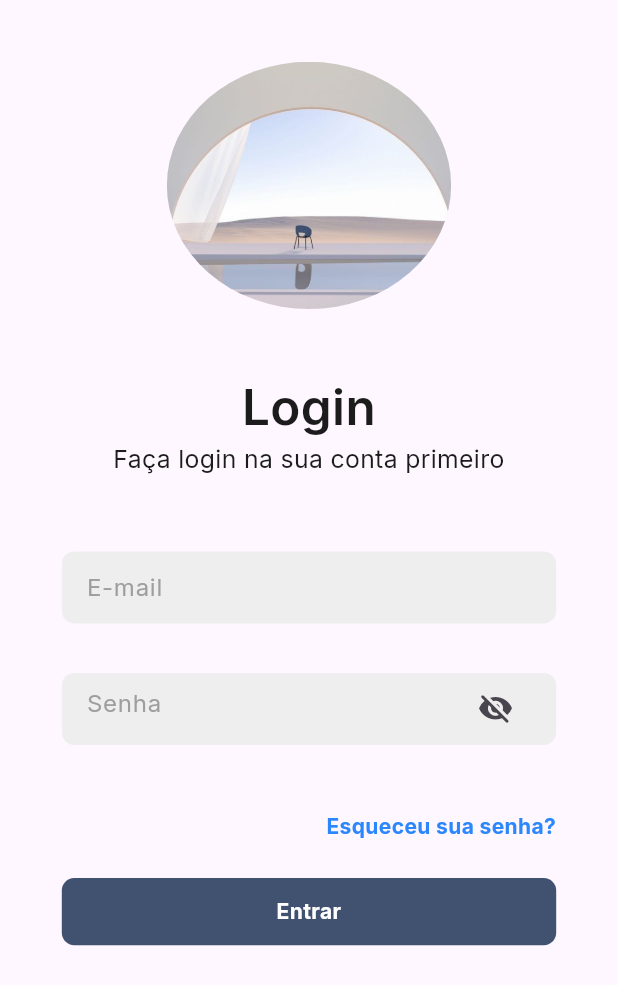
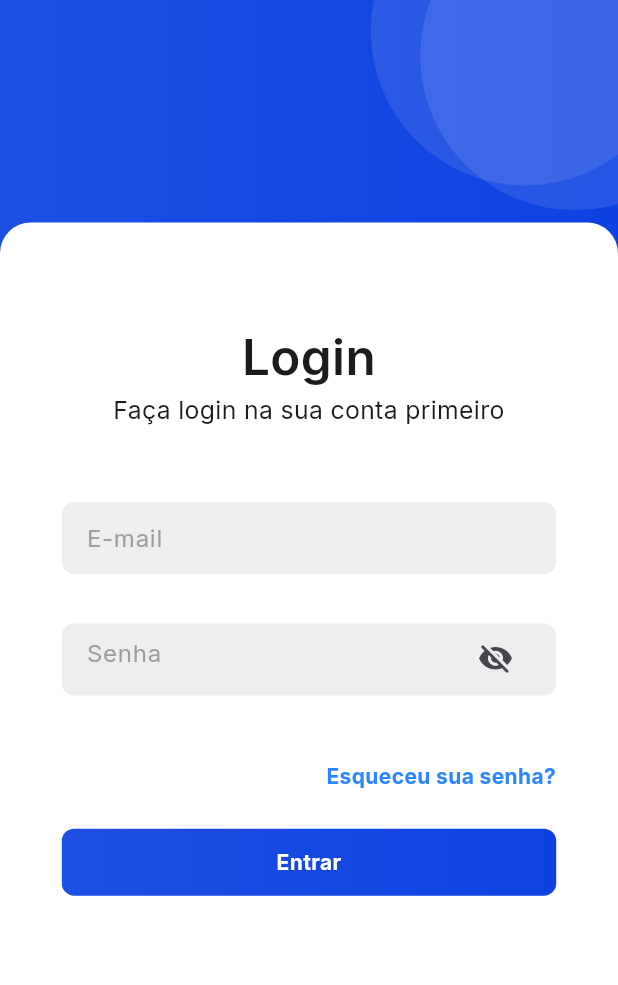
Before and after one commit to Thiago2807/cadastroCliente, a Flutter app: the screen it shows after launch, on a phone screen of 412 x 824 dp. Shown: the top 985 px of the screen. Run offline on Flutter 3.47's test engine with Material 3 defaults, Android fonts, the phone set to English and light mode, and no system bars; our stand-ins replace flutter_mobx, google_fonts, mobx; generated files the repository leaves out were written again.

Commit message:
Reajustando tela de login

```diff
--- a/CadastroCliente.UI/lib/domain/colors.dart
+++ b/CadastroCliente.UI/lib/domain/colors.dart
@@ -1,6 +1,15 @@
+import 'package:flutter/cupertino.dart';
+
 class AppColors {
   static int get primary => 0xFF415170;
   static int get second => 0;
   static int get blue => 0xFF2B87FD;
   static int get black => 0xFF1c1c1c;
+
+  static const gradientApp = LinearGradient(
+    colors: [
+      Color(0xff1e4fe3),
+      Color(0xff0d41e1),
+    ],
+  );
 }
--- a/CadastroCliente.UI/lib/features/login/components/button_login.dart
+++ b/CadastroCliente.UI/lib/features/login/components/button_login.dart
@@ -14,7 +14,7 @@ class ButtonLogin extends StatelessWidget {
       margin: EdgeInsets.symmetric(vertical: size.height * .03),
       padding: EdgeInsets.symmetric(vertical: size.height * .015),
       decoration: BoxDecoration(
-        color: Color(AppColors.primary),
+        gradient: AppColors.gradientApp,
         borderRadius: BorderRadius.circular(size.width * .02),
       ),
       child: Text(
--- a/CadastroCliente.UI/lib/features/login/login_view.dart
+++ b/CadastroCliente.UI/lib/features/login/login_view.dart
@@ -55,29 +55,71 @@ class _LoginViewState extends State<LoginView> {
   Widget build(BuildContext context) {
     final Size size = MediaQuery.sizeOf(context);
 
-    return Scaffold(
-      body: SafeArea(
-        child: Padding(
+    return Container(
+      decoration: BoxDecoration(
+        color: Color(AppColors.primary),
+        gradient: AppColors.gradientApp,
+      ),
+      child: Scaffold(
+        backgroundColor: Colors.transparent,
+        body: Stack(
+          children: [
+            Positioned(
+              top: -size.height * .1,
+              right: -size.height * .05,
+              child: Opacity(
+                opacity: .1,
+                child: CircleAvatar(
+                  radius: size.width * .25,
+                  backgroundColor: Colors.white,
+                ),
+              ),
+            ),
+            Positioned(
+              top: -size.height * .08,
+              right: -size.height * .09,
+              child: Opacity(
+                opacity: .1,
+                child: CircleAvatar(
+                  radius: size.width * .25,
+                  backgroundColor: Colors.white,
+                ),
+              ),
+            ),
+            SingleChildScrollView(
+              child: Column(
+                children: [
+                  Container(
+                    padding: EdgeInsets.symmetric(vertical: size.height * .09),
+                  ),
+                  Container(
+                    height: size.height * .82,
                     padding: EdgeInsets.symmetric(
                       horizontal: size.width * .1,
+                      vertical: size.height * .08,
                     ),
-          child: SingleChildScrollView(
+                    decoration: BoxDecoration(
+                        color: Colors.white,
+                        borderRadius: BorderRadius.only(
+                          topLeft: Radius.circular(size.width * .05),
+                          topRight: Radius.circular(size.width * .05),
+                        )),
                     child: Column(
                       crossAxisAlignment: CrossAxisAlignment.stretch,
                       children: [
-                Container(
-                  margin: EdgeInsets.symmetric(
-                    horizontal: size.width * .17,
-                    vertical: size.height * .05,
-                  ),
-                  child: ClipOval(
-                    child: Image.asset(
-                      "assets/images/login_image.jpg",
-                      height: size.height * .2,
-                      fit: BoxFit.cover,
-                    ),
-                  ),
-                ),
+                        // Container(
+                        //   margin: EdgeInsets.symmetric(
+                        //     horizontal: size.width * .17,
+                        //     vertical: size.height * .05,
+                        //   ),
+                        //   child: ClipOval(
+                        //     child: Image.asset(
+                        //       "assets/images/login_image.jpg",
+                        //       height: size.height * .2,
+                        //       fit: BoxFit.cover,
+                        //     ),
+                        //   ),
+                        // ),
                         Text(
                           "Login",
                           textAlign: TextAlign.center,
@@ -105,13 +147,16 @@ class _LoginViewState extends State<LoginView> {
                                 height: size.height * .2,
                                 child: ListView.builder(
                                   shrinkWrap: true,
+                                  physics: const NeverScrollableScrollPhysics(),
                                   itemCount: dataForm.length,
                                   itemBuilder: (context, index) => InputForm(
                                     hintText: dataForm[index]["hintText"],
                                     obscureText: dataForm[index]["obscureText"],
-                            editController: dataForm[index]["editController"],
+                                    editController: dataForm[index]
+                                        ["editController"],
                                     focusNode: dataForm[index]["focusNode"],
-                            onFieldSubmitted: dataForm[index]["onFieldSubmitted"],
+                                    onFieldSubmitted: dataForm[index]
+                                        ["onFieldSubmitted"],
                                   ),
                                 ),
                               ),
@@ -131,6 +176,10 @@ class _LoginViewState extends State<LoginView> {
                       ],
                     ),
                   ),
+                ],
+              ),
+            ),
+          ],
         ),
       ),
     );
--- a/CadastroCliente.UI/pubspec.yaml
+++ b/CadastroCliente.UI/pubspec.yaml
@@ -40,6 +40,7 @@ dependencies:
   mobx: ^2.3.3+2
   provider: ^6.1.2
   flutter_mobx: ^2.2.1+1
+  shared_preferences: ^2.3.2
 
 dev_dependencies:
   flutter_test:
```
Also changed, not shown: CadastroCliente.UI/pubspec.lock. Lines whose indentation alone changed are shown as unchanged.
